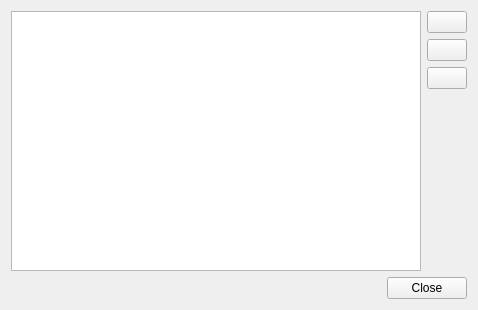
This is src/playlist/PlaylistQueueEditor.ui in KDE/amarok as Qt 5 draws it before an edit. The edited form follows.
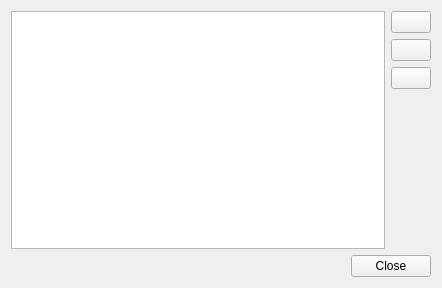
This is the edited form.

Commit message: Queue Editor: even smaller dialog.

Diff of the .ui file:
```diff
--- a/src/playlist/PlaylistQueueEditor.ui
+++ b/src/playlist/PlaylistQueueEditor.ui
@@ -6,8 +6,8 @@
    <rect>
     <x>0</x>
     <y>0</y>
-    <width>478</width>
-    <height>310</height>
+    <width>442</width>
+    <height>288</height>
    </rect>
   </property>
   <property name="windowTitle">
```
